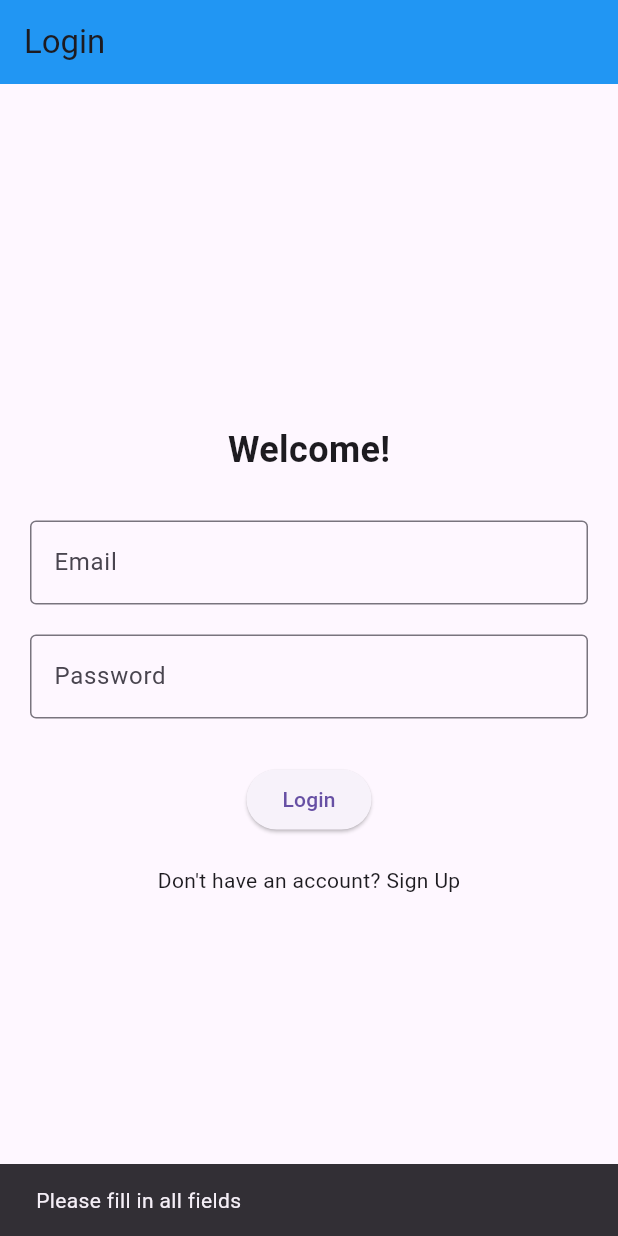
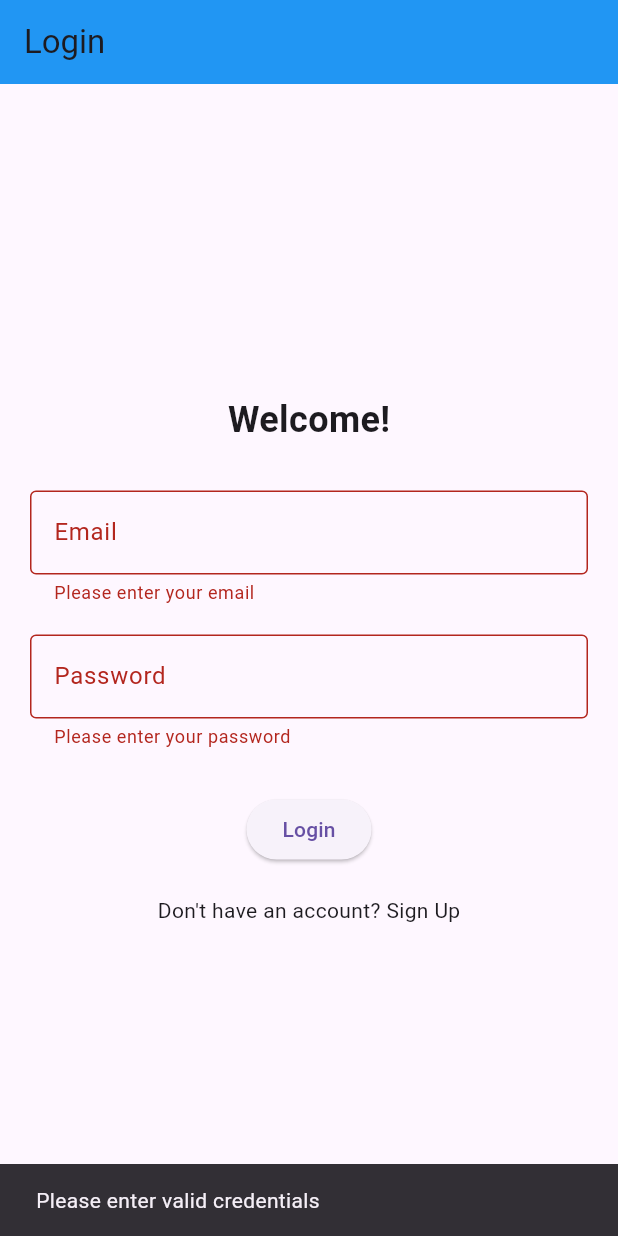
Before and after one commit to AshiyaAjare/Flutter-Training, a Flutter app: the screen it shows after launch, after a tap on "Login", on a phone screen of 412 x 824 dp. Run offline on Flutter 3.47's test engine with Material 3 defaults, Android fonts, the phone set to English and light mode, and no system bars.

Commit message:
Add Form fields and validators for better login form handling

```diff
--- a/flutter_app/lib/main.dart
+++ b/flutter_app/lib/main.dart
@@ -1,9 +1,9 @@
 import 'package:flutter/material.dart';
-
 
 void main() {
   runApp(MyApp());
 }
+
 class MyApp extends StatelessWidget {
   @override
   Widget build(BuildContext context) {
@@ -13,13 +13,19 @@
     );
   }
 }
+
 class LoginPage extends StatefulWidget {
+  const LoginPage({super.key});
+
   @override
   _LoginPageState createState() => _LoginPageState();
 }
+
 class _LoginPageState extends State<LoginPage> {
   final _emailController = TextEditingController();
   final _passwordController = TextEditingController();
+  final _formKey = GlobalKey<FormState>();
+
   @override
   Widget build(BuildContext context) {
     return Scaffold(
@@ -29,10 +35,12 @@
       ),
       body: Padding(
         padding: EdgeInsets.all(20.0),
+        child: Form(
+          key: _formKey,
+          autovalidateMode: AutovalidateMode.onUserInteraction,
           child: Column(
             mainAxisAlignment: MainAxisAlignment.center,
             children: [
-           // Welcome Text
               Text(
                 'Welcome!',
                 style: TextStyle(
@@ -42,22 +50,40 @@
               ),
               SizedBox(height: 30),
               // Email Field
-           TextField(
+              TextFormField(
                 controller: _emailController,
                 decoration: InputDecoration(
                   labelText: 'Email',
                   border: OutlineInputBorder(),
                 ),
+                validator: (value) {
+                  if (value == null || value.isEmpty) {
+                    return 'Please enter your email';
+                  }
+                  if (!RegExp(r'^[^@]+@[^@]+\.[^@]+').hasMatch(value)) {
+                    return 'Enter a valid email';
+                  }
+                  return null;
+                },
               ),
               SizedBox(height: 20),
               // Password Field
-           TextField(
+              TextFormField(
                 controller: _passwordController,
                 obscureText: true,
                 decoration: InputDecoration(
                   labelText: 'Password',
                   border: OutlineInputBorder(),
                 ),
+                validator: (value) {
+                  if (value == null || value.isEmpty) {
+                    return 'Please enter your password';
+                  }
+                  if (value.length < 6) {
+                    return 'Password must be at least 6 characters';
+                  }
+                  return null;
+                },
               ),
               SizedBox(height: 30),
               // Login Button
@@ -73,20 +99,18 @@
             ],
           ),
         ),
+      ),
     );
   }
+
   void _handleLogin() {
-   String email = _emailController.text;
-   String password = _passwordController.text;
-
-
-   if (email.isEmpty || password.isEmpty) {
+    if (_formKey.currentState!.validate()) {
       ScaffoldMessenger.of(context).showSnackBar(
-       SnackBar(content: Text('Please fill in all fields')),
+        SnackBar(content: Text('Login successful!')),
       );
     } else {
       ScaffoldMessenger.of(context).showSnackBar(
-       SnackBar(content: Text('Login successful!')),
+        SnackBar(content: Text('Please enter valid credentials')),
       );
     }
   }
```
Also changed, not shown: 1 other file. Lines whose indentation alone changed are shown as unchanged.
